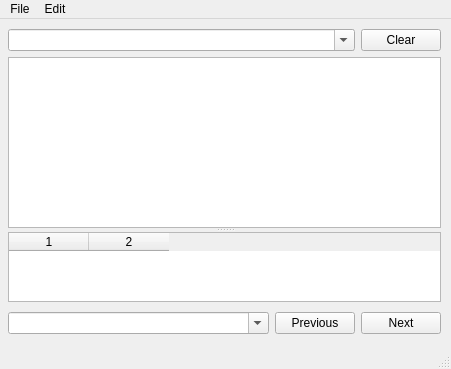
The window that src/LogViewer/ui/main_window.ui (monal-im/DebugTools) describes before a commit, drawn with Qt 5.
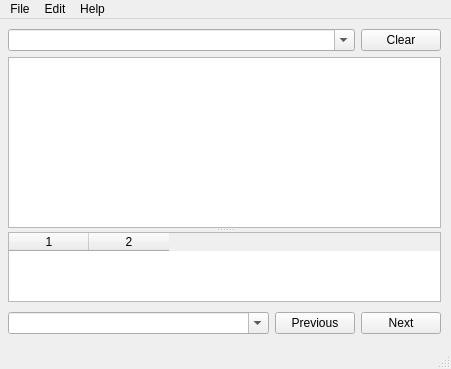
The same window after the commit.

What changed in the file:
```diff
--- a/src/LogViewer/ui/main_window.ui
+++ b/src/LogViewer/ui/main_window.ui
@@ -237,8 +237,15 @@
     <addaction name="uiAction_pushStack"/>
     <addaction name="uiAction_popStack"/>
    </widget>
+   <widget class="QMenu" name="menuHelp">
+    <property name="title">
+     <string>Help</string>
+    </property>
+    <addaction name="uiAction_about"/>
+   </widget>
    <addaction name="menuFile"/>
    <addaction name="menuEdit"/>
+   <addaction name="menuHelp"/>
   </widget>
   <widget class="QStatusBar" name="uiStatusbar_main"/>
   <action name="uiAction_open">
```
Left out of the diff: 8 changed lines with no effect on the pictures.
